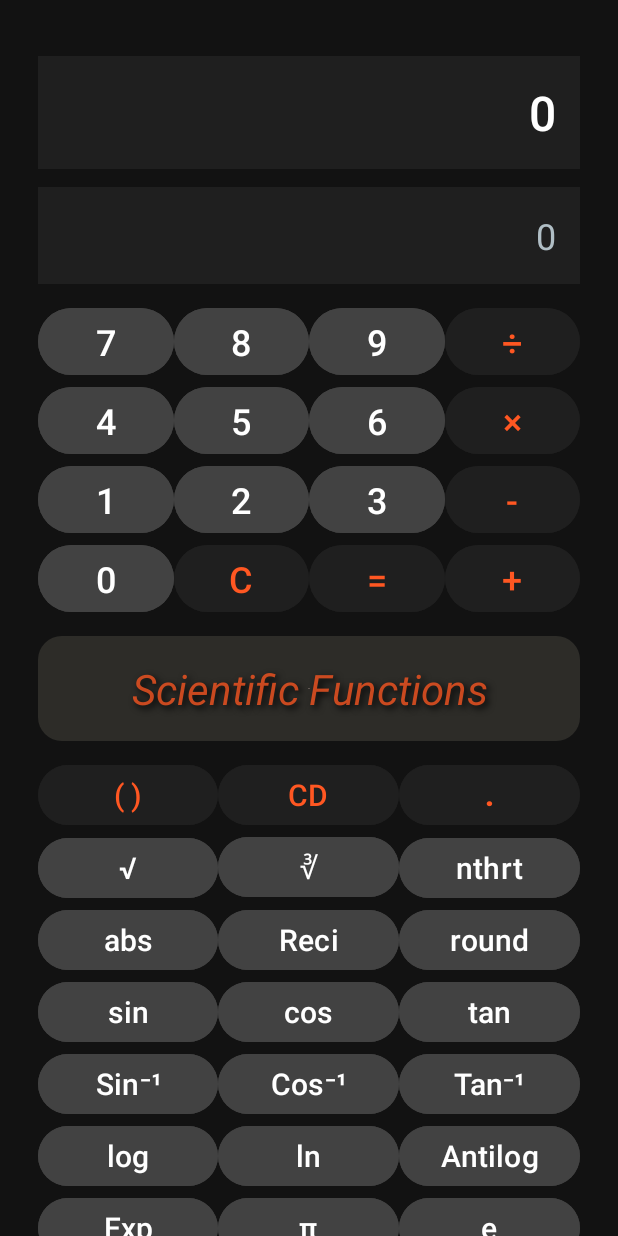
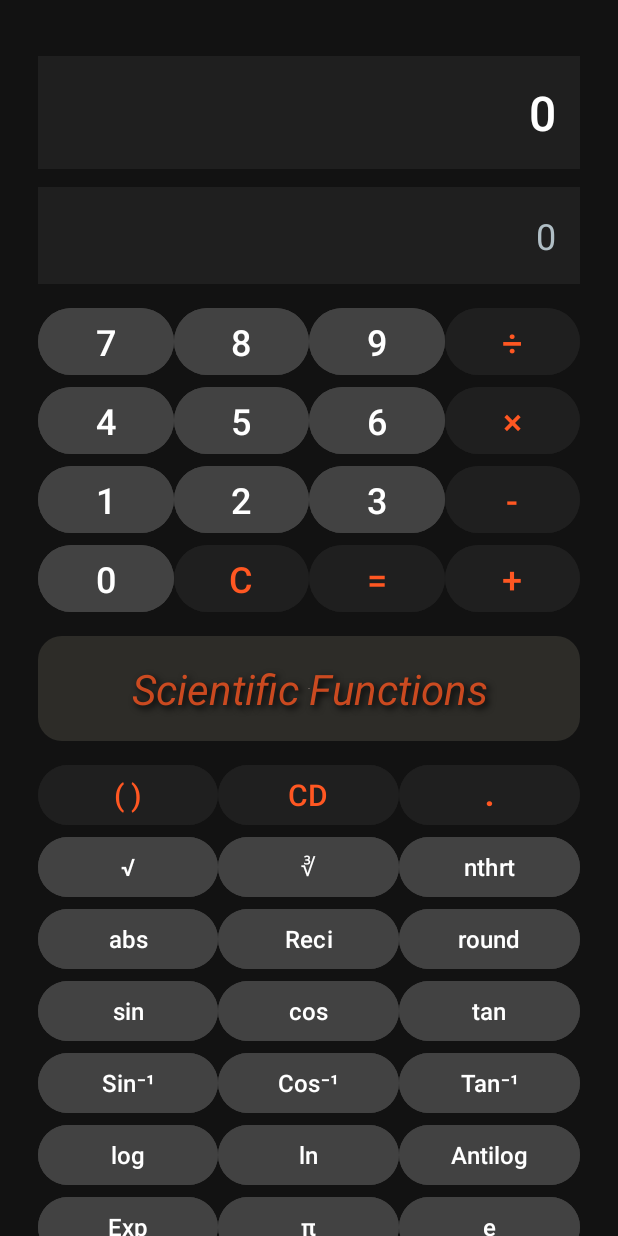
Before and after one commit to UzzmaSaiyed/Advance_Calculator, an Android app: the screen it shows after launch (MainActivity), on a phone screen of 412 x 824 dp. Run offline under Robolectric (Android 15) with nearby library versions, the phone set to English and light mode, and no system bars.

Commit message:
Project added

```diff
--- a/app/src/main/res/layout/activity_main.xml
+++ b/app/src/main/res/layout/activity_main.xml
@@ -307,7 +307,7 @@
                 android:text="√"
                 android:textColor="#FFFFFF"
                 android:backgroundTint="#424242"
-                android:textSize="20sp"/>
+                android:textSize="16sp"/>
 
 
             <!-- Row 6: Cbrt, Nth Root, Abs, Reciprocal -->
@@ -320,7 +320,7 @@
                 android:text="∛"
                 android:textColor="#FFFFFF"
                 android:backgroundTint="#424242"
-                android:textSize="20sp"/>
+                android:textSize="16sp"/>
 
             <Button
                 android:id="@+id/btnNthRoot"
@@ -331,7 +331,7 @@
                 android:onClick="onOperatorClick"
                 android:text="nthrt"
                 android:textColor="#FFFFFF"
-                android:textSize="20sp"/>
+                android:textSize="16sp"/>
 
             <Button
                 android:id="@+id/btnAbs"
@@ -342,7 +342,7 @@
                 android:onClick="onOperatorClick"
                 android:text="abs"
                 android:textColor="#FFFFFF"
-                android:textSize="20sp"/>
+                android:textSize="16sp"/>
 
             <Button
                 android:id="@+id/btnReciprocal"
@@ -353,7 +353,7 @@
                 android:text="Reci"
                 android:textColor="#FFFFFF"
                 android:backgroundTint="#424242"
-                android:textSize="20sp"/>
+                android:textSize="16sp"/>
 
             <!-- Row 7: Round, Trigonometric Functions -->
             <Button
@@ -365,7 +365,7 @@
                 android:text="round"
                 android:textColor="#FFFFFF"
                 android:backgroundTint="#424242"
-                android:textSize="20sp"/>
+                android:textSize="16sp"/>
 
             <Button
                 android:id="@+id/buttonSin"
@@ -376,7 +376,7 @@
                 android:text="sin"
                 android:textColor="#FFFFFF"
                 android:backgroundTint="#424242"
-                android:textSize="20sp"/>
+                android:textSize="16sp"/>
 
             <Button
                 android:id="@+id/buttonCos"
@@ -387,7 +387,7 @@
                 android:text="cos"
                 android:textColor="#FFFFFF"
                 android:backgroundTint="#424242"
-                android:textSize="20sp"/>
+                android:textSize="16sp"/>
 
             <Button
                 android:id="@+id/buttonTan"
@@ -398,7 +398,7 @@
                 android:text="tan"
                 android:textColor="#FFFFFF"
                 android:backgroundTint="#424242"
-                android:textSize="20sp"/>
+                android:textSize="16sp"/>
 
             <!-- Row 8: Inverse Trigonometric Functions -->
             <Button
@@ -410,7 +410,7 @@
                 android:text="Sin⁻¹"
                 android:textColor="#FFFFFF"
                 android:backgroundTint="#424242"
-                android:textSize="20sp"/>
+                android:textSize="16sp"/>
 
             <Button
                 android:id="@+id/buttonAcos"
@@ -421,7 +421,7 @@
                 android:text="Cos⁻¹"
                 android:textColor="#FFFFFF"
                 android:backgroundTint="#424242"
-                android:textSize="20sp"/>
+                android:textSize="16sp"/>
 
             <Button
                 android:id="@+id/buttonAtan"
@@ -432,7 +432,7 @@
                 android:text="Tan⁻¹"
                 android:textColor="#FFFFFF"
                 android:backgroundTint="#424242"
-                android:textSize="20sp"/>
+                android:textSize="16sp"/>
 
             <Button
                 android:id="@+id/buttonLog"
@@ -443,7 +443,7 @@
                 android:text="log"
                 android:textColor="#FFFFFF"
                 android:backgroundTint="#424242"
-                android:textSize="20sp"/>
+                android:textSize="16sp"/>
 
             <Button
                 android:id="@+id/buttonLn"
@@ -454,7 +454,7 @@
                 android:onClick="onOperatorClick"
                 android:text="ln"
                 android:textColor="#FFFFFF"
-                android:textSize="20sp"/>
+                android:textSize="16sp"/>
 
             <Button
                 android:id="@+id/buttonAntilog"
@@ -465,7 +465,7 @@
                 android:onClick="onOperatorClick"
                 android:text="Antilog"
                 android:textColor="#FFFFFF"
-                android:textSize="20sp"/>
+                android:textSize="16sp"/>
 
             <Button
                 android:id="@+id/buttonExp"
@@ -476,7 +476,7 @@
                 android:text="Exp"
                 android:textColor="#FFFFFF"
                 android:backgroundTint="#424242"
-                android:textSize="20sp"/>
+                android:textSize="16sp"/>
 
 
 
@@ -490,7 +490,7 @@
                 android:text="π"
                 android:textColor="#FFFFFF"
                 android:backgroundTint="#424242"
-                android:textSize="20sp"/>
+                android:textSize="16sp"/>
 
             <Button
                 android:id="@+id/buttonE"
@@ -501,7 +501,7 @@
                 android:text="e"
                 android:textColor="#FFFFFF"
                 android:backgroundTint="#424242"
-                android:textSize="20sp"/>
+                android:textSize="16sp"/>
 
             <Button
                 android:id="@+id/buttonPower"
@@ -511,7 +511,7 @@
                 android:text="^"
                 android:textColor="#FFFFFF"
                 android:backgroundTint="#424242"
-                android:textSize="20sp"/>
+                android:textSize="16sp"/>
 
 
             <Button
@@ -522,7 +522,7 @@
                 android:text="!Fact"
                 android:textColor="#FFFFFF"
                 android:backgroundTint="#424242"
-                android:textSize="20sp"/>
+                android:textSize="16sp"/>
 
             <Button
                 android:id="@+id/buttonModulo"
@@ -532,7 +532,7 @@
                 android:backgroundTint="#424242"
                 android:text="%"
                 android:textColor="#FFFFFF"
-                android:textSize="20sp" />
+                android:textSize="16sp" />
 
 
 
```
